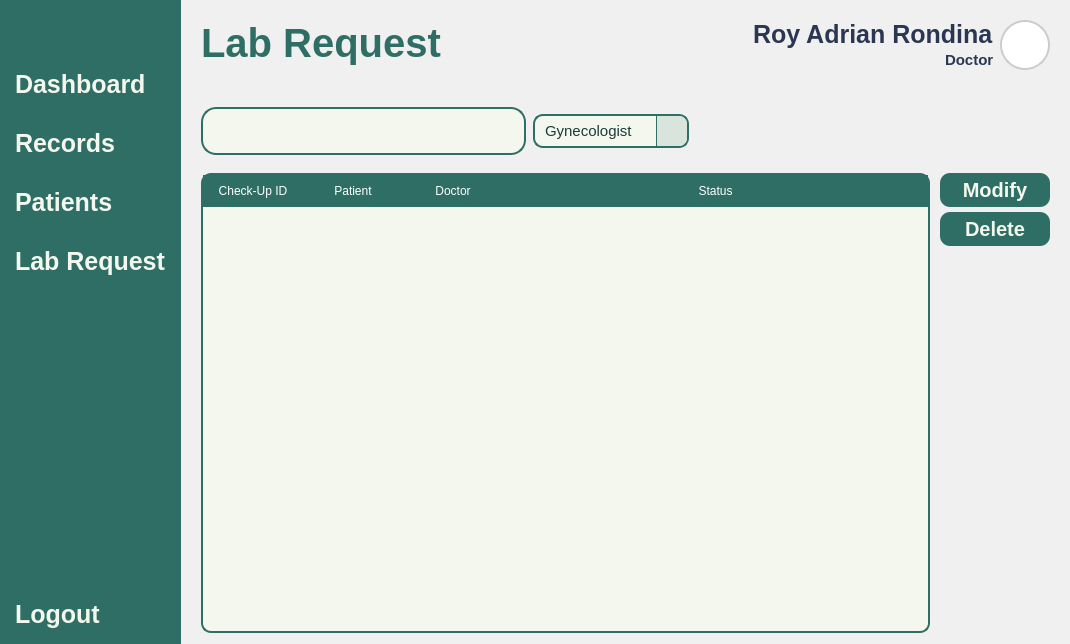
Above: Views/Doctor_LabRequest.ui from VinsmokeSanji69/COVACHA_CLINIC_SYSTEM before the change. Below: the same form after it.
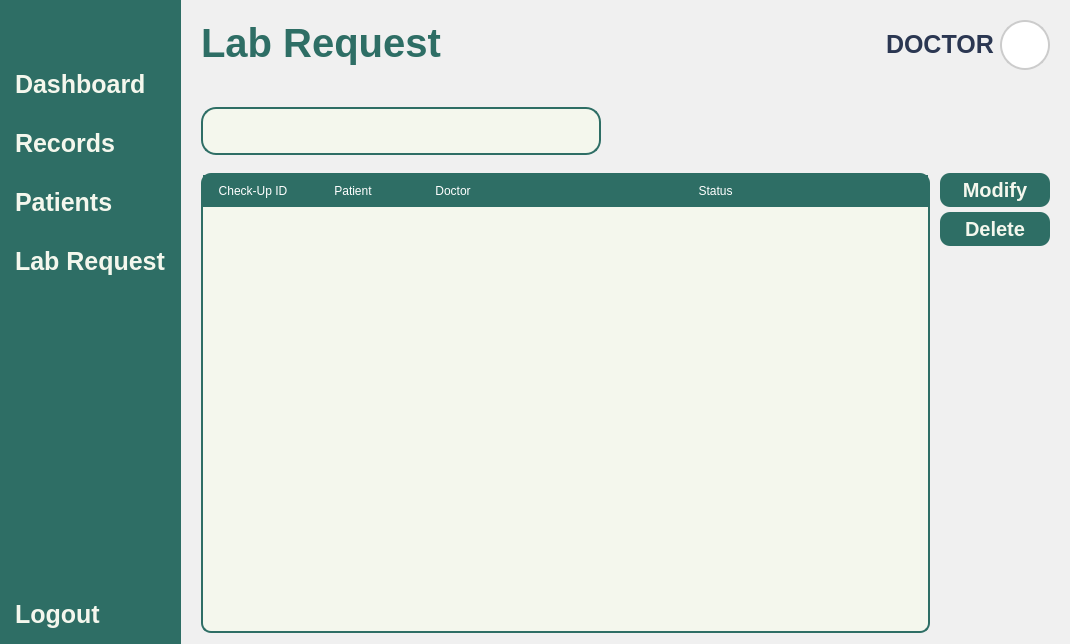
That is the form after the change. Icons and pictures are not drawn.

What changed in the file:
```diff
--- a/Views/Doctor_LabRequest.ui
+++ b/Views/Doctor_LabRequest.ui
@@ -367,23 +367,16 @@
              <property name="spacing">
               <number>0</number>
              </property>
-             <item alignment="Qt::AlignRight">
+             <item alignment="Qt::AlignRight|Qt::AlignVCenter">
               <widget class="QLabel" name="UserName">
                <property name="text">
-                <string>Roy Adrian Rondina</string>
+                <string>DOCTOR</string>
                </property>
                <property name="alignment">
                 <set>Qt::AlignLeading</set>
                </property>
               </widget>
              </item>
-             <item alignment="Qt::AlignRight">
-              <widget class="QLabel" name="UserType">
-               <property name="text">
-                <string>Doctor</string>
-               </property>
-              </widget>
-             </item>
             </layout>
            </item>
            <item>
@@ -648,43 +641,6 @@
               </layout>
              </widget>
             </item>
-            <item>
-             <widget class="QComboBox" name="Specialty">
-              <property name="sizePolicy">
-               <sizepolicy hsizetype="Preferred" vsizetype="Fixed">
-                <horstretch>0</horstretch>
-                <verstretch>0</verstretch>
-               </sizepolicy>
-              </property>
-              <property name="minimumSize">
-               <size>
-                <width>0</width>
-                <height>0</height>
-               </size>
-              </property>
-              <property name="maximumSize">
-               <size>
-                <width>200</width>
-                <height>16777215</height>
-               </size>
-              </property>
-              <item>
-               <property name="text">
-                <string>Gynecologist</string>
-               </property>
-              </item>
-              <item>
-               <property name="text">
-                <string>Pediatrician</string>
-               </property>
-              </item>
-              <item>
-               <property name="text">
-                <string>Opthalmologist</string>
-               </property>
-              </item>
-             </widget>
-            </item>
             <item>
              <spacer name="horizontalSpacer">
               <property name="orientation">
```
